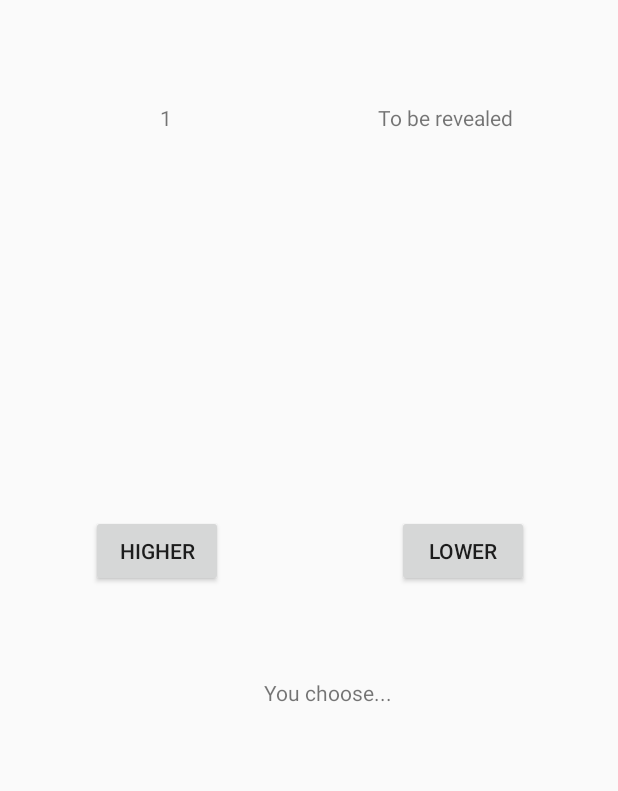
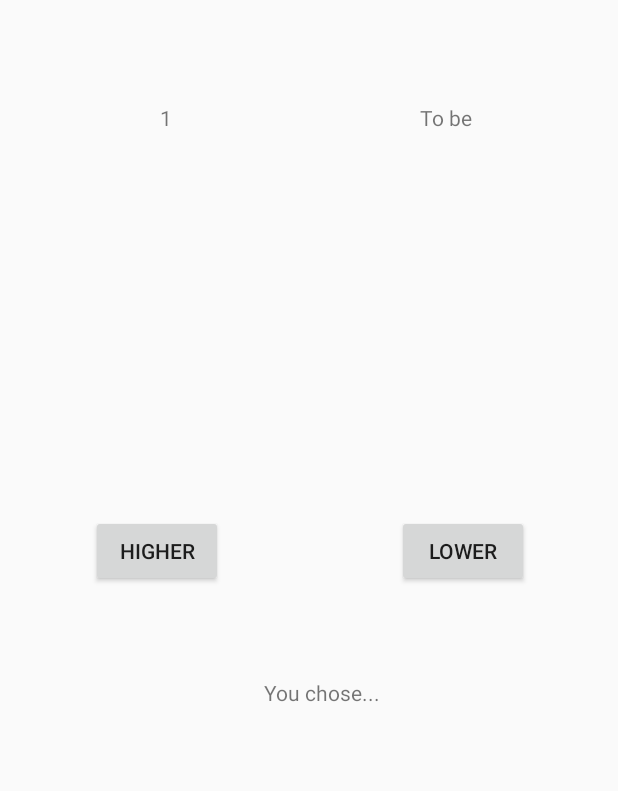
Before and after one commit to rchorngren/uznair, an Android app: the GameActivity screen opened directly, with no data from a screen before it, after a tap on "ANOTHER!", on a phone screen of 412 x 824 dp. Shown: the part 259-1050 px from the top of the screen. Run offline under Robolectric (Android 15) with nearby library versions, the light colour scheme and no system bars; 2 statements that could not run were skipped; 2 other taps on this screen came first.

Commit message:
Added localization throughout the GameActivity Minor code cleanup

```diff
--- a/app/src/main/java/com/example/uznair/GameActivity.kt
+++ b/app/src/main/java/com/example/uznair/GameActivity.kt
@@ -2,10 +2,14 @@ package com.example.uznair
 
 import android.content.Intent
 import android.os.Bundle
+import android.provider.Settings.Global.getString
+import android.provider.Settings.Secure.getString
+import android.provider.Settings.System.getString
 import android.widget.Button
 import android.widget.TextView
 import android.widget.Toast
 import androidx.appcompat.app.AppCompatActivity
+import androidx.core.content.res.TypedArrayUtils.getString
 
 
 class GameActivity : AppCompatActivity() {
@@ -56,12 +60,12 @@ class GameActivity : AppCompatActivity() {
 
     fun guessHigher() {
         if(initialRandomNumber < newRandomNumber) {
-            answer.text = "Correct"
+            answer.text = getString(R.string.correct_guess)
             playerScore++
             score.text = playerScore.toString()
         }
         else {
-            answer.text = "Wrong"
+            answer.text = getString(R.string.incorrect_guess)
             gameOver()
         }
         newNumber.text = newRandomNumber.toString()
@@ -69,12 +73,12 @@ class GameActivity : AppCompatActivity() {
 
     fun guessLower() {
         if(initialRandomNumber > newRandomNumber) {
-            answer.text = "Correct"
+            answer.text = getString(R.string.correct_guess)
             playerScore++
             score.text = playerScore.toString()
         }
         else {
-            answer.text = "Wrong"
+            answer.text = getString(R.string.incorrect_guess)
             gameOver()
         }
         newNumber.text = newRandomNumber.toString()
@@ -83,12 +87,11 @@ class GameActivity : AppCompatActivity() {
     fun anotherGame() {
         initialRandomNumber = newRandomNumber
         initialNumber.text = initialRandomNumber.toString()
-        newNumber.text = "To be revealed soon"
-        answer.text = "You choose..."
+        newNumber.text = getString(R.string.card_backside)
+        answer.text = getString(R.string.waiting_for_result)
         newRandomNumber = (1..10).random()
         while(initialRandomNumber == newRandomNumber) {
             newRandomNumber = (1..10).random()
-            Toast.makeText(this, "Disco!!", Toast.LENGTH_SHORT).show()
         }
     }
 
@@ -98,7 +101,6 @@ class GameActivity : AppCompatActivity() {
         extras.putString("playerName", playerName)
         extras.putInt("playerScore", playerScore)
         highScoreIntent.putExtras(extras)
-
         startActivity(highScoreIntent)
     }
 
--- a/app/src/main/res/layout/activity_game.xml
+++ b/app/src/main/res/layout/activity_game.xml
@@ -49,7 +49,7 @@
         android:layout_marginStart="176dp"
         android:layout_marginEnd="177dp"
         android:layout_marginBottom="180dp"
-        android:text="You choose..."
+        android:text="@string/waiting_for_result"
         app:layout_constraintBottom_toBottomOf="parent"
         app:layout_constraintEnd_toEndOf="parent"
         app:layout_constraintHorizontal_bias="0.0"
@@ -59,7 +59,7 @@
         android:id="@+id/newNumber"
         android:layout_width="100dp"
         android:layout_height="20dp"
-        android:text="To be revealed"
+        android:text="@string/card_backside"
         android:textAlignment="center"
         app:layout_constraintBottom_toBottomOf="parent"
         app:layout_constraintEnd_toEndOf="parent"
--- a/app/src/main/res/values/strings.xml
+++ b/app/src/main/res/values/strings.xml
@@ -7,6 +7,11 @@
     <string name="player_name_input">Name</string>
     <string name="play_button">Play</string>
     <string name="highscore_button">Highscore</string>
+
     <string name="up_button">Higher</string>
     <string name="down_button">Lower</string>
+    <string name="card_backside">To be revealed...</string>
+    <string name="waiting_for_result">You chose...</string>
+    <string name="correct_guess">Correct</string>
+    <string name="incorrect_guess">Wrong</string>
 </resources>
```
Also changed, not shown: 1 other file.
